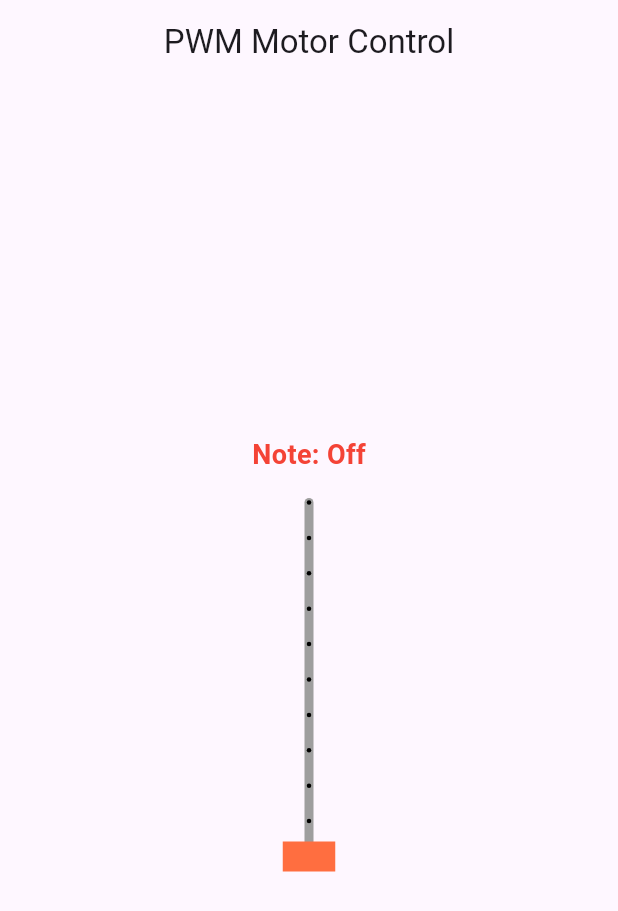
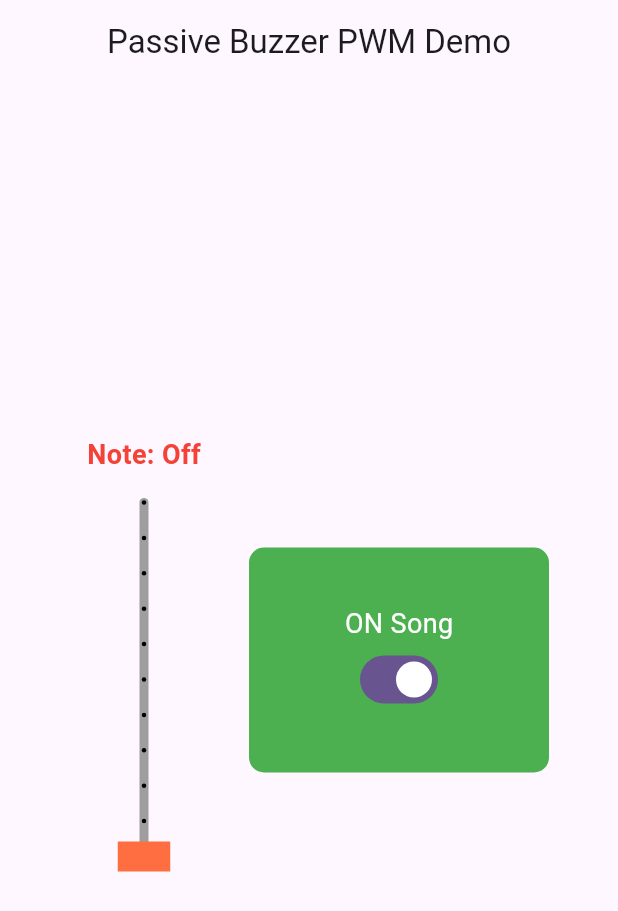
Before and after one commit to AllyTechEngineering/passive_buzzer, a Flutter app: the screen it shows after launch, on a phone screen of 412 x 824 dp. Shown: the top 911 px of the screen. Run offline on Flutter 3.47's test engine with Material 3 defaults, Android fonts, the phone set to English and light mode, and no system bars; our stand-ins replace bloc, equatable, flutter_bloc; missing offline and left inert: dart_periphery.

Commit message:
Added on and off switch that plays songs

```diff
--- a/lib/bloc/pwm_buzzer_on_off_cubit/pwm_buzzer_on_off_cubit.dart
+++ b/lib/bloc/pwm_buzzer_on_off_cubit/pwm_buzzer_on_off_cubit.dart
@@ -10,8 +10,8 @@ class PwmBuzzerOnOffCubit extends Cubit<PwmBuzzerOnOffState> {
   PwmBuzzerOnOffCubit(this.pwmBuzzerPeriodService)
     : super(const PwmBuzzerOnOffState());
 
-  void toggleMotorPower() {
-    pwmBuzzerPeriodService.pwmBuzzerPeriodServiceSystemOnOff();
+  void toggleMusicalSongState() {
+    pwmBuzzerPeriodService.updateMusicalSongState();
     emit(state.copyWith(isOn: !state.isOn));
   }
 }
--- a/lib/screens/home_screen.dart
+++ b/lib/screens/home_screen.dart
@@ -3,6 +3,7 @@ import 'package:flutter_bloc/flutter_bloc.dart';
 import 'package:passive_buzzer/bloc/pwm_buzzer_period_cubit/pwm_buzzer_period_cubit.dart';
 import 'package:passive_buzzer/services/pwm_buzzer_period_service.dart';
 import 'package:passive_buzzer/widgets/pwm_buzzer_period_slider.dart';
+import 'package:passive_buzzer/widgets/pwm_buzzer_toggle_switch.dart';
 
 class HomeScreen extends StatelessWidget {
   const HomeScreen({super.key});
@@ -13,7 +14,7 @@ class HomeScreen extends StatelessWidget {
       create: (context) => PwmBuzzerPeriodCubit(PwmBuzzerPeriodService()),
       child: Scaffold(
         appBar: AppBar(
-          title: const Text('PWM Motor Control'),
+          title: const Text('Passive Buzzer PWM Demo'),
           centerTitle: true,
         ),
         body: Center(
@@ -29,6 +30,12 @@ class HomeScreen extends StatelessWidget {
                   height: 300.0, // Match the combined switch height
                   child: const PwmBuzzerPeriodSlider(vertical: true),
                 ),
+                const SizedBox(width: 20.0), // Add space between elements
+                Column(
+                  mainAxisAlignment: MainAxisAlignment.center,
+                  mainAxisSize: MainAxisSize.min,
+                  children: [PwmBuzzerToggleSwitch()],
+                ),
               ],
             ),
           ),
--- a/lib/widgets/pwm_buzzer_toggle_switch.dart
+++ b/lib/widgets/pwm_buzzer_toggle_switch.dart
@@ -0,0 +1,40 @@
+import 'package:flutter/material.dart';
+import 'package:flutter_bloc/flutter_bloc.dart';
+import 'package:passive_buzzer/bloc/pwm_buzzer_on_off_cubit/pwm_buzzer_on_off_cubit.dart';
+
+
+class PwmBuzzerToggleSwitch extends StatelessWidget {
+  const PwmBuzzerToggleSwitch({super.key});
+
+  @override
+  Widget build(BuildContext context) {
+    return BlocBuilder<PwmBuzzerOnOffCubit, PwmBuzzerOnOffState>(
+      builder: (context, state) {
+        return Container(
+          width: 200.0,
+          height: 150.0,
+          padding: const EdgeInsets.all(16.0),
+          decoration: BoxDecoration(
+            color: state.isOn ? Colors.green : Colors.red,
+            borderRadius: BorderRadius.circular(10),
+          ),
+          child: Column(
+            mainAxisAlignment: MainAxisAlignment.center,
+            children: [
+              Text(
+                state.isOn ? 'ON Song' : 'OFF Song',
+                style: const TextStyle(color: Colors.white, fontSize: 18),
+              ),
+              Switch(
+                value: state.isOn,
+                onChanged: (value) {
+                  context.read<PwmBuzzerOnOffCubit>().toggleMusicalSongState();
+                },
+              ),
+            ],
+          ),
+        );
+      },
+    );
+  }
+}
```
Also changed, not shown: lib/main.dart (+12 -9 lines), lib/services/pwm_buzzer_period_service.dart (+42 -6 lines), 1 other file.
